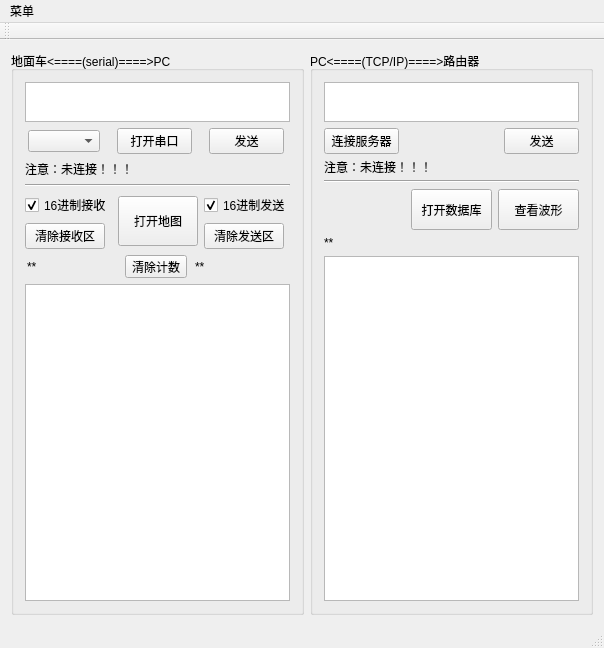
LeatherWang/MyCar_WIFI, file MyCar_WIFI/mainwindow.ui: the form before one commit.
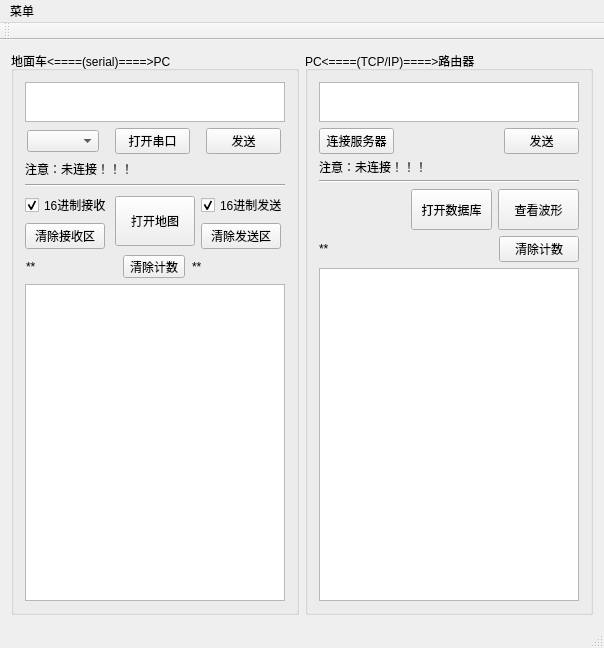
The form after the commit.

```diff
--- a/MyCar_WIFI/mainwindow.ui
+++ b/MyCar_WIFI/mainwindow.ui
@@ -517,10 +517,18 @@
         </layout>
        </item>
        <item>
+        <layout class="QHBoxLayout" name="horizontalLayout_7">
+         <item>
         <widget class="QLabel" name="label_tcpReceive">
+           <property name="sizePolicy">
+            <sizepolicy hsizetype="Fixed" vsizetype="Preferred">
+             <horstretch>0</horstretch>
+             <verstretch>0</verstretch>
+            </sizepolicy>
+           </property>
          <property name="minimumSize">
           <size>
-           <width>249</width>
+             <width>180</width>
            <height>0</height>
           </size>
          </property>
@@ -528,6 +536,15 @@
           <string>**</string>
          </property>
         </widget>
+         </item>
+         <item>
+          <widget class="QPushButton" name="pushButton_TCPClearCount">
+           <property name="text">
+            <string>清除计数</string>
+           </property>
+          </widget>
+         </item>
+        </layout>
        </item>
        <item>
         <widget class="QTextBrowser" name="textBrowser_acceptTCP">
```
Lines whose indentation alone changed are shown as unchanged.
